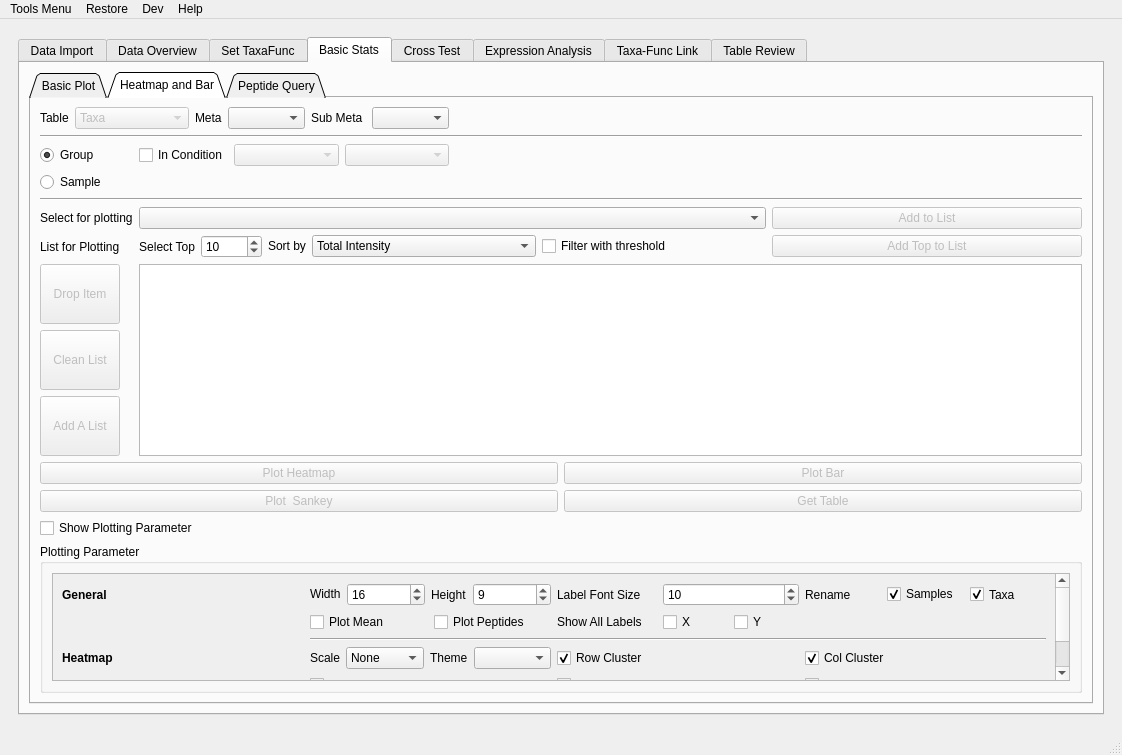
Old version of the form metax/gui/metax_gui/main_window.ui in the repository byemaxx/MetaX.
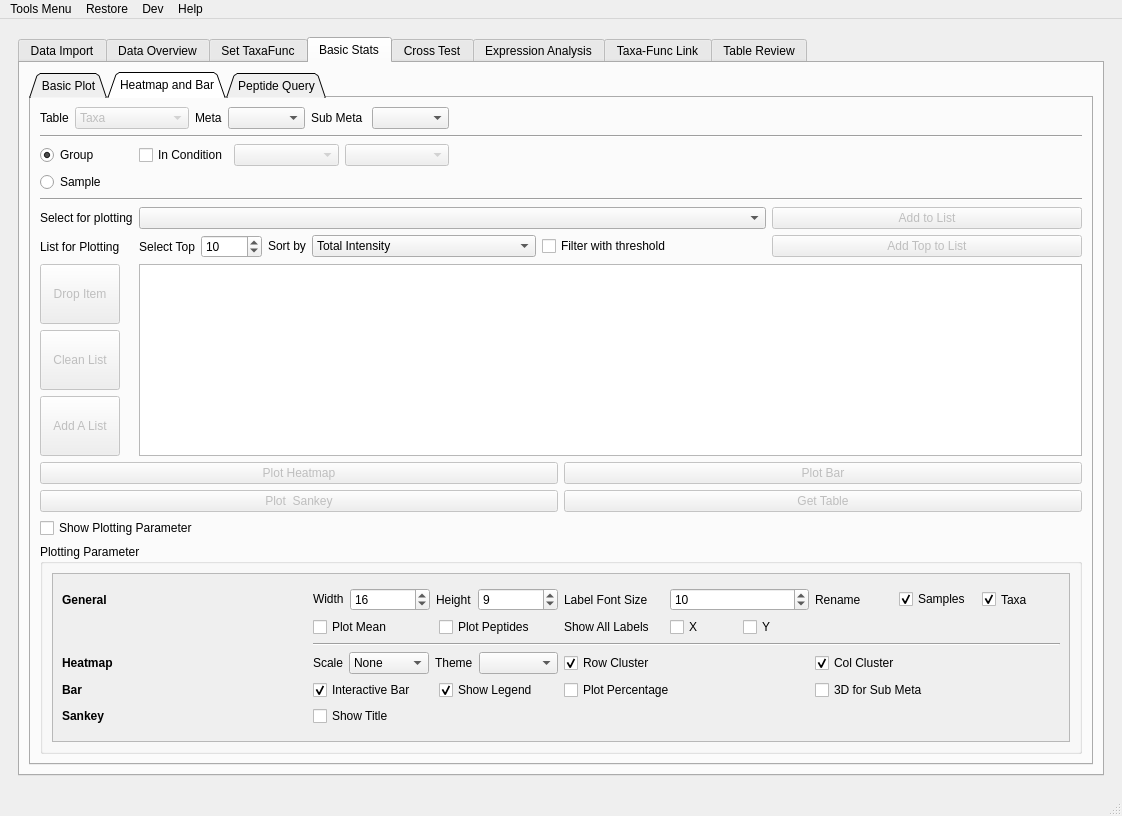
New version of the form. The open tabs and pages were chosen to show the change.

Commit message: - New: 1. Added an option to calculate the mean by the domainat value in eache group for plot_mean parameter in DEV Settings. 2. Added a statistics bar plot for basic plot part. 3. Added a attributes table of Taxa-Function result. - Fix: Fixed the bug of calculating the Functional Redundancy in the T-Test and ANOVA part.

What changed in the file:
```diff
--- a/metax/gui/metax_gui/main_window.ui
+++ b/metax/gui/metax_gui/main_window.ui
@@ -7,7 +7,7 @@
     <x>0</x>
     <y>0</y>
     <width>1122</width>
-    <height>755</height>
+    <height>816</height>
    </rect>
   </property>
   <property name="sizePolicy">
@@ -2789,8 +2789,8 @@
                        <rect>
                         <x>0</x>
                         <y>0</y>
-                        <width>621</width>
-                        <height>150</height>
+                        <width>1016</width>
+                        <height>184</height>
                        </rect>
                       </property>
                       <layout class="QGridLayout" name="gridLayout_50">
@@ -3004,22 +3004,6 @@
                            </property>
                           </widget>
                          </item>
-                         <item row="4" column="1">
-                          <widget class="QCheckBox" name="checkBox_basic_bar_show_legend">
-                           <property name="sizePolicy">
-                            <sizepolicy hsizetype="Preferred" vsizetype="Fixed">
-                             <horstretch>0</horstretch>
-                             <verstretch>0</verstretch>
-                            </sizepolicy>
-                           </property>
-                           <property name="text">
-                            <string>Show Legend</string>
-                           </property>
-                           <property name="checked">
-                            <bool>true</bool>
-                           </property>
-                          </widget>
-                         </item>
                          <item row="5" column="1">
                           <widget class="QCheckBox" name="checkBox_basic_heatmap_sankey_title">
                            <property name="sizePolicy">
@@ -3280,6 +3264,36 @@
                            </property>
                           </widget>
                          </item>
+                         <item row="4" column="1">
+                          <layout class="QHBoxLayout" name="horizontalLayout_104">
+                           <item>
+                            <widget class="QCheckBox" name="checkBox_basic_bar_interactive_js">
+                             <property name="text">
+                              <string>Interactive Bar</string>
+                             </property>
+                             <property name="checked">
+                              <bool>true</bool>
+                             </property>
+                            </widget>
+                           </item>
+                           <item>
+                            <widget class="QCheckBox" name="checkBox_basic_bar_show_legend">
+                             <property name="sizePolicy">
+                              <sizepolicy hsizetype="Preferred" vsizetype="Fixed">
+                               <horstretch>0</horstretch>
+                               <verstretch>0</verstretch>
+                              </sizepolicy>
+                             </property>
+                             <property name="text">
+                              <string>Show Legend</string>
+                             </property>
+                             <property name="checked">
+                              <bool>true</bool>
+                             </property>
+                            </widget>
+                           </item>
+                          </layout>
+                         </item>
                         </layout>
                        </item>
                       </layout>
```
Left out of the diff: 20 changed lines with no effect on the pictures. The commit also changes 14 other files.
